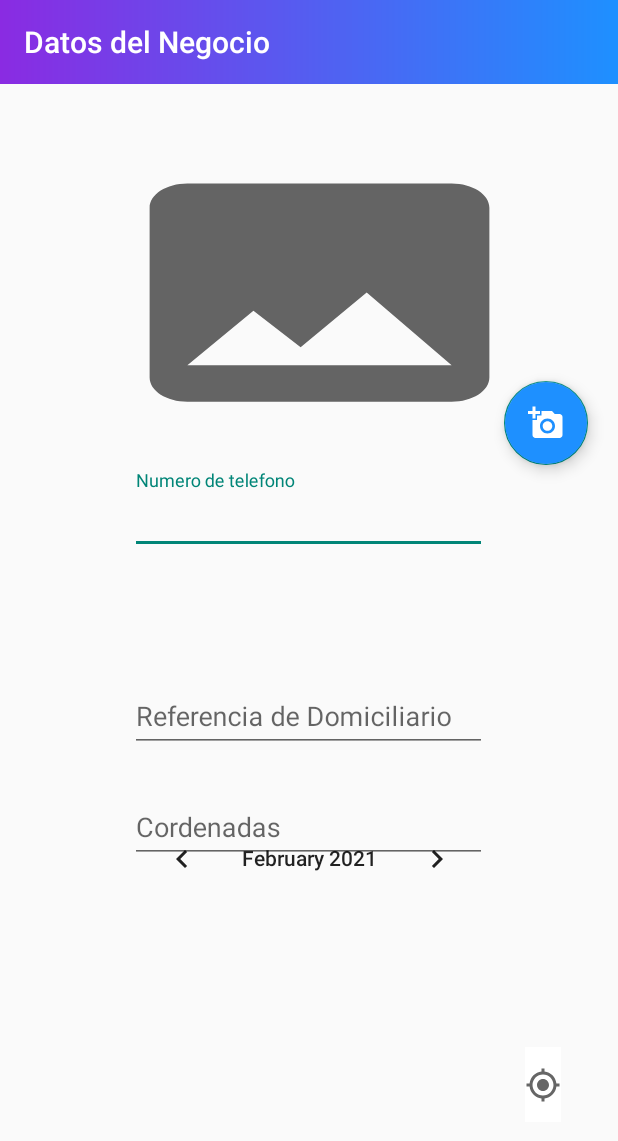
After one commit to Rafael-Guerrero-Moreira/EasyDelivery, an Android app: the ClientInfo screen opened directly, with no data from a screen before it, on a phone screen of 412 x 824 dp. The commit adds this screen. Shown: the top 1141 px of the screen. Run offline under Robolectric (Android 15) with nearby library versions, the phone set to English and light mode, and no system bars; our stand-ins replace Firebase (no records; nobody signed in at launch, a user with empty details on screens opened directly); 1 statement that could not run was skipped.

Commit message:
Maps y obtencion de cordenadas

```diff
--- /dev/null
+++ b/app/src/main/java/com/example/easydelivery/module/ClientInfo.java
@@ -0,0 +1,16 @@
+package com.example.easydelivery.module;
+
+import androidx.appcompat.app.AppCompatActivity;
+
+import android.os.Bundle;
+
+import com.example.easydelivery.R;
+
+public class ClientInfo extends AppCompatActivity {
+
+    @Override
+    protected void onCreate(Bundle savedInstanceState) {
+        super.onCreate(savedInstanceState);
+        setContentView(R.layout.activity_client_info);
+    }
+}
--- a/app/src/main/java/com/example/easydelivery/module/CompanyInfo.java
+++ b/app/src/main/java/com/example/easydelivery/module/CompanyInfo.java
@@ -43,8 +43,9 @@ public class CompanyInfo extends AppCompatActivity {
     private Spinner sptype;
     private ImageView ivlogo;
     private FloatingActionButton buttonlogo;
+    public EditText cordBusiness;
     private Uri imageUri;
-    SharedPreferences prefs;
+    private SharedPreferences prefs;
     private static final int Gallery_Intent = 1;
     private InfoBusiness buisnes;
     private String[] Opciones = {"Seleccione","Restaurante","Distribuidora","Zapateria","Venta ropa","Otros"};
@@ -52,6 +53,8 @@ public class CompanyInfo extends AppCompatActivity {
     private FirebaseDatabase firebaseDatabase;
     private DatabaseReference databaseReference;
     private StorageReference storage;
+    private String cordenadas;
+
     @Override
     protected void onCreate(Bundle savedInstanceState) {
         super.onCreate(savedInstanceState);
@@ -64,8 +67,17 @@ public class CompanyInfo extends AppCompatActivity {
         textadress = findViewById(R.id.txtadress);
         ivlogo = findViewById(R.id.ivlogonegocio);
         buttonlogo = findViewById(R.id.floatingbutoonlogo);
+        cordBusiness = findViewById(R.id.txtcord);
         Toolbar myToolbar = (Toolbar) findViewById(R.id.toolcompanyinf);
         setSupportActionBar(myToolbar);
+        try {
+            cordenadas = getIntent().getStringExtra("cordenadas");
+
+            cordBusiness.setText(cordenadas);
+        } catch (Exception e) {
+            e.printStackTrace();
+        }
+
         buttonlogo.setOnClickListener(new View.OnClickListener() {
             @Override
             public void onClick(View v) {
@@ -76,6 +88,7 @@ public class CompanyInfo extends AppCompatActivity {
         });
         sptype.setAdapter(new ArrayAdapter<String>(getApplicationContext(), android.R.layout.simple_spinner_dropdown_item,Opciones));
         verifydata();
+
     }
     @Override
     protected void onActivityResult(int requestCode, int resultCode, Intent data) {
@@ -181,5 +194,6 @@ public class CompanyInfo extends AppCompatActivity {
     }
     public void goToMap(View view) {
         startActivity(new Intent(this, MapsActivity.class));
+        finish();
     }
 }
--- a/app/src/main/java/com/example/easydelivery/views/activities/MapsActivity.java
+++ b/app/src/main/java/com/example/easydelivery/views/activities/MapsActivity.java
@@ -6,15 +6,20 @@ import androidx.fragment.app.FragmentActivity;
 
 import android.Manifest;
 import android.content.Context;
+import android.content.Intent;
 import android.content.pm.PackageManager;
 import android.location.Location;
 import android.location.LocationListener;
 import android.location.LocationManager;
 import android.os.Bundle;
+import android.text.TextUtils;
 import android.view.View;
 import android.widget.EditText;
+import android.widget.Toast;
 
 import com.example.easydelivery.R;
+import com.example.easydelivery.module.CompanyInfo;
+import com.example.easydelivery.views.activities.auth.LoginScreenActivity;
 import com.google.android.gms.maps.CameraUpdateFactory;
 import com.google.android.gms.maps.GoogleMap;
 import com.google.android.gms.maps.OnMapReadyCallback;
@@ -150,13 +155,18 @@ public class MapsActivity extends FragmentActivity implements OnMapReadyCallback
     }
     private void capturecod()
     {
-        try {
-            editText.setText(marker.getPosition().toString());
+     try { editText.setText(marker.getPosition().toString()); } catch (Exception e) { }
+    }
 
+    public void sendCord(View view) {
+        if (TextUtils.isEmpty(editText.getText())) {
+            Toast.makeText(MapsActivity.this, "Seleccione las cordenadas", Toast.LENGTH_LONG).show();
+            return;
         }
-        catch (Exception e)
-        {
+        else {
+         String s =   editText.getText().toString();
+            startActivity(new Intent(MapsActivity.this, CompanyInfo.class).putExtra("cordenadas",s));
+        }
 
-        }
     }
 }
--- a/app/src/main/java/com/example/easydelivery/views/activities/auth/LoginScreenActivity.java
+++ b/app/src/main/java/com/example/easydelivery/views/activities/auth/LoginScreenActivity.java
@@ -43,9 +43,7 @@ public class LoginScreenActivity extends AppCompatActivity {
     private EditText alTxtEmail;
     private EditText alTxtPassword;
     private CheckBox alChkRemember;
-    private int i =0;
     private String user;
-    private String tablesUser;
     private SharedPreferences prefs;
     private String logeo="";
 
@@ -94,7 +92,13 @@ public class LoginScreenActivity extends AppCompatActivity {
                                     requestPermissions(new String[] { Manifest.permission.WRITE_EXTERNAL_STORAGE }, 3);
                                 } else {
                                     Toast.makeText(LoginScreenActivity.this, "Bienvenido: " + alTxtEmail.getText(), Toast.LENGTH_LONG).show();
+                                    try {
+                                        generateToken(true);
+                                    } catch (JSONException e) {
+                                        e.printStackTrace();
+                                    }
                                 }
+
                             } else {
                                 Toast.makeText(LoginScreenActivity.this, "Bienvenido: " + alTxtEmail.getText(), Toast.LENGTH_LONG).show();
                                 try {
@@ -204,7 +208,6 @@ public class LoginScreenActivity extends AppCompatActivity {
         editor.putString("logeo", "true");
         editor.commit();
         startActivity(new Intent( LoginScreenActivity.this, MainActivity.class).addFlags(Intent.FLAG_ACTIVITY_CLEAR_TASK|Intent.FLAG_ACTIVITY_NEW_TASK));
-
     }
 
 }
--- a/app/src/main/java/com/example/easydelivery/views/activities/fragments/Account.java
+++ b/app/src/main/java/com/example/easydelivery/views/activities/fragments/Account.java
@@ -18,6 +18,7 @@ import com.example.easydelivery.helpers.InternalFile;
 import com.example.easydelivery.model.Business;
 import com.example.easydelivery.model.Client;
 import com.example.easydelivery.model.Delivery;
+import com.example.easydelivery.module.ClientInfo;
 import com.example.easydelivery.module.CompanyInfo;
 import com.example.easydelivery.views.activities.startup.SplashScreenActivity;
 import com.google.android.gms.tasks.OnCompleteListener;
@@ -175,7 +176,9 @@ public class Account extends Fragment {
     }
 
     public void infoUser() {
-        startActivity(new Intent(getActivity(), CompanyInfo.class));
+        String type = prefs.getString("usertype", "");
+        if(type.equals("Business")) startActivity(new Intent(getActivity(), CompanyInfo.class));
+        if(type.equals("Client")) startActivity(new Intent(getActivity(), ClientInfo.class));
     }
     public void loginvar()
     {
--- /dev/null
+++ b/app/src/main/res/layout/activity_client_info.xml
@@ -0,0 +1,135 @@
+<?xml version="1.0" encoding="utf-8"?>
+<RelativeLayout xmlns:android="http://schemas.android.com/apk/res/android"
+    xmlns:app="http://schemas.android.com/apk/res-auto"
+    xmlns:tools="http://schemas.android.com/tools"
+    android:layout_width="match_parent"
+    android:layout_height="match_parent"
+    tools:context=".module.ClientInfo">
+
+    <com.google.android.material.floatingactionbutton.FloatingActionButton
+        android:id="@+id/floatingbutoonperfilphoto"
+        android:layout_width="99dp"
+        android:layout_height="96dp"
+        android:layout_alignParentTop="true"
+        android:layout_alignParentEnd="true"
+        android:layout_marginTop="254dp"
+        android:layout_marginEnd="20dp"
+        android:backgroundTint="@color/dodgerblue"
+        android:clickable="true"
+        app:srcCompat="@drawable/ic_baseline_add_a_photo_24" />
+
+    <LinearLayout
+        android:orientation="horizontal" android:layout_width="match_parent"
+        android:layout_height="wrap_content"
+        android:background="@drawable/gradient_toolbar"
+        android:gravity="bottom"
+        android:padding="0dp"
+        >
+
+        <androidx.appcompat.widget.Toolbar
+            android:id="@+id/toolcompanyinf"
+            android:layout_width="match_parent"
+            android:layout_height="match_parent"
+            android:layout_alignParentStart="true"
+            android:layout_marginStart="0dp"
+            android:layout_marginBottom="0dp"
+            app:title="Datos del Negocio"
+            app:titleTextColor="@color/white"
+            />
+
+    </LinearLayout>
+
+
+    <com.google.android.material.textfield.TextInputLayout
+        android:id="@+id/text_imputProuctname"
+        android:layout_width="238dp"
+        android:layout_height="68dp"
+        android:layout_alignParentTop="true"
+        android:layout_centerInParent="true"
+        android:layout_marginStart="@dimen/activity_horizontal_margin"
+        android:layout_marginTop="313dp"
+        android:hint="Numero de telefono">
+
+        <com.google.android.material.textfield.TextInputEditText
+            android:id="@+id/txtphoneclient"
+            android:layout_width="match_parent"
+            android:layout_height="wrap_content"
+            android:inputType="phone" />
+
+    </com.google.android.material.textfield.TextInputLayout>
+
+    <CalendarView
+        android:id="@+id/calendarDataBirthDay"
+        android:layout_width="238dp"
+        android:layout_height="68dp"
+        android:layout_alignParentStart="true"
+        android:layout_alignParentBottom="true"
+        android:layout_centerHorizontal="true"
+        android:layout_marginStart="87dp"
+        android:layout_marginBottom="217dp" />
+
+    <com.google.android.material.textfield.TextInputLayout
+        android:id="@+id/text_input_adress"
+        android:layout_width="238dp"
+        android:layout_height="68dp"
+
+        android:layout_alignParentTop="true"
+        android:layout_centerInParent="true"
+        android:layout_marginStart="@dimen/activity_horizontal_margin"
+        android:layout_marginTop="445dp"
+        android:hint="Referencia de Domiciliario">
+
+        <com.google.android.material.textfield.TextInputEditText
+            android:id="@+id/txtreferencia"
+            android:layout_width="match_parent"
+            android:layout_height="wrap_content"
+            android:inputType="text" />
+
+    </com.google.android.material.textfield.TextInputLayout>
+
+    <com.google.android.material.textfield.TextInputLayout
+        android:id="@+id/text_input_cord"
+        android:layout_width="238dp"
+        android:layout_height="68dp"
+
+        android:layout_alignParentTop="true"
+        android:layout_centerInParent="true"
+        android:layout_marginStart="@dimen/activity_horizontal_margin"
+        android:layout_marginTop="519dp"
+        android:hint="Cordenadas">
+        <com.google.android.material.textfield.TextInputEditText
+            android:id="@+id/txtcordClient"
+            android:layout_width="match_parent"
+            android:layout_height="wrap_content"
+            android:inputType="text" />
+
+    </com.google.android.material.textfield.TextInputLayout>
+
+    <ImageView
+        android:id="@+id/ivperfilphoto"
+        android:layout_width="301dp"
+        android:layout_height="194dp"
+        android:layout_alignParentStart="true"
+        android:layout_alignParentTop="true"
+        android:layout_alignParentEnd="true"
+        android:layout_centerHorizontal="true"
+        android:layout_marginStart="62dp"
+        android:layout_marginTop="98dp"
+        android:layout_marginEnd="48dp"
+        android:background="@drawable/ic_templatephoto" />
+
+    <ImageButton
+        android:id="@+id/imageButton"
+        android:layout_width="wrap_content"
+        android:layout_height="50dp"
+        android:layout_alignParentEnd="true"
+        android:layout_alignParentBottom="true"
+        android:layout_marginEnd="38dp"
+        android:layout_marginBottom="76dp"
+        android:background="@color/white"
+        app:srcCompat="@drawable/ic_baseline_my_location_24"
+
+        />
+
+
+</RelativeLayout>
--- a/app/src/main/res/layout/activity_maps.xml
+++ b/app/src/main/res/layout/activity_maps.xml
@@ -43,7 +43,9 @@
         android:layout_marginBottom="95sp"
         android:clickable="true"
         android:backgroundTint="@color/dodgerblue"
-        android:src="@drawable/ic_baseline_check_24" />
+        android:src="@drawable/ic_baseline_check_24"
+        android:onClick="sendCord"
+        />
     <com.google.android.material.floatingactionbutton.FloatingActionButton
         android:id="@+id/floatingButtonMyPosition"
         android:layout_width="wrap_content"
```
Also changed, not shown: app/src/main/AndroidManifest.xml (+4 -4 lines).
